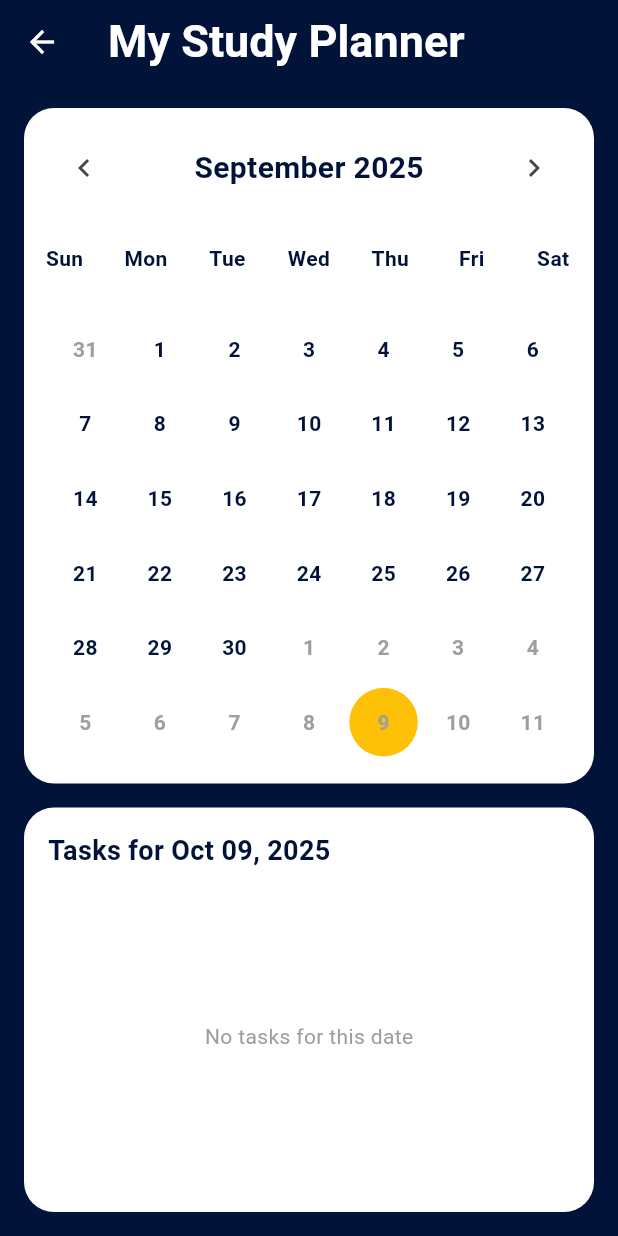
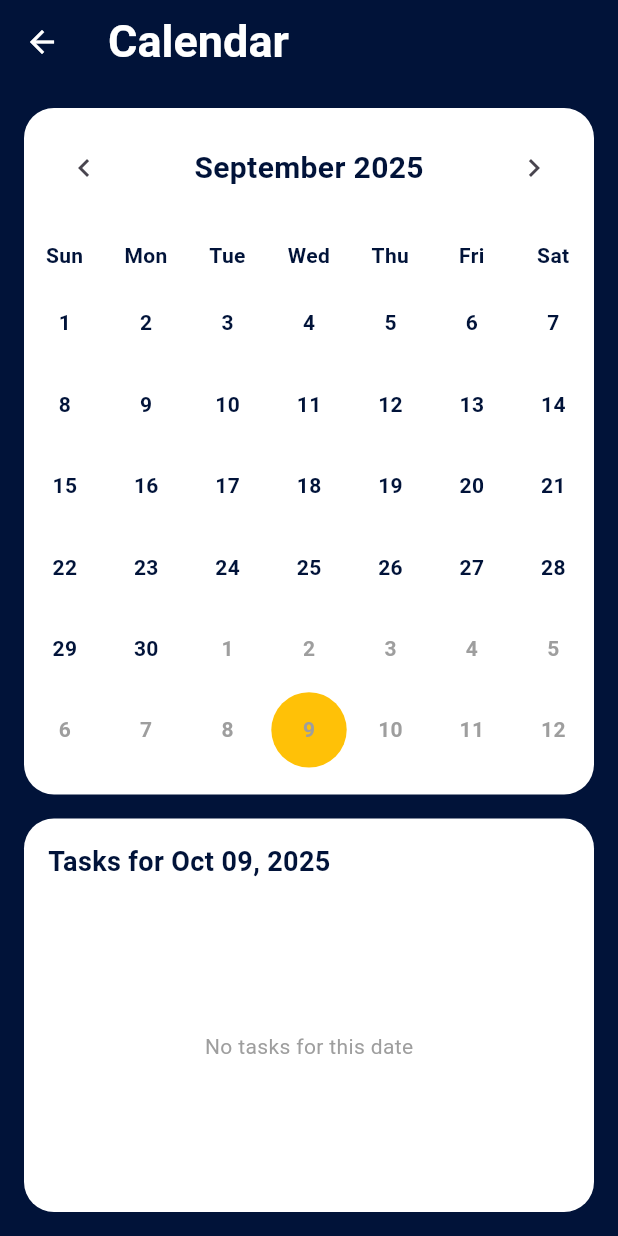
Before and after one commit to Dushimepaulette1/study_planner_app, a Flutter app: the CalendarScreen screen opened directly, after a tap on the "chevron left" icon, on a phone screen of 412 x 824 dp. Run offline on Flutter 3.47's test engine with Material 3 defaults, Android fonts, the phone set to English and light mode, and no system bars; our stand-ins replace shared_preferences; accounts and stored records are empty.

Commit message:
updated the calendar screen

```diff
--- a/lib/screens/calendar_screen.dart
+++ b/lib/screens/calendar_screen.dart
@@ -1,9 +1,8 @@
 import 'package:flutter/material.dart';
-import 'package:study_planner_app/main.dart';
-import 'package:intl/intl.dart'; // ADDED: For date formatting
-import 'package:study_planner_app/services/storage_services.dart'; // FIXED: Correct import path
-import 'package:study_planner_app/models/task.dart'; // ADDED: Import Task model
-import 'package:study_planner_app/utils/colors.dart'; // ADDED: Import colors
+import 'package:intl/intl.dart';
+import 'package:study_planner_app/models/task.dart';
+import 'package:study_planner_app/services/storage_service.dart';
+import 'package:study_planner_app/utils/colors.dart';
 
 class CalendarScreen extends StatefulWidget {
   const CalendarScreen({super.key});
@@ -13,44 +12,81 @@ class CalendarScreen extends StatefulWidget {
 }
 
 class _CalendarScreenState extends State<CalendarScreen> {
+  final StorageService _storageService = StorageService();
   DateTime _selectedDate = DateTime.now();
   DateTime _currentMonth = DateTime.now();
-  final StorageService _storageService =
-      StorageService(); // ADDED: StorageService instance
+  late Future<List<Task>> _allTasks;
+
+  @override
+  void initState() {
+    super.initState();
+    _allTasks = _storageService.loadTasks();
+  }
+
+  void _refreshTasks() {
+    setState(() {
+      _allTasks = _storageService.loadTasks();
+    });
+  }
+
+  List<DateTime> _getDaysInMonth(DateTime month) {
+    final firstDay = DateTime(month.year, month.month, 1);
+    final lastDay = DateTime(month.year, month.month + 1, 0);
+    final days = <DateTime>[];
+
+    // Add days from previous month to fill the first week
+    final firstWeekday = firstDay.weekday;
+    for (int i = firstWeekday - 1; i > 0; i--) {
+      days.add(firstDay.subtract(Duration(days: i)));
+    }
+
+    // Add days of current month
+    for (int i = 0; i < lastDay.day; i++) {
+      days.add(DateTime(month.year, month.month, i + 1));
+    }
+
+    // Add days from next month to fill the last week
+    final totalCells = 42; // 6 weeks
+    while (days.length < totalCells) {
+      days.add(days.last.add(const Duration(days: 1)));
+    }
+
+    return days;
+  }
+
+  bool _isSameDay(DateTime date1, DateTime date2) {
+    return date1.year == date2.year &&
+        date1.month == date2.month &&
+        date1.day == date2.day;
+  }
+
+  bool _hasTasksOnDate(DateTime date, List<Task> tasks) {
+    return tasks.any((task) => _isSameDay(task.dueDate, date));
+  }
 
   @override
   Widget build(BuildContext context) {
     return Scaffold(
-      backgroundColor: AppColors.primaryBackground,
       appBar: AppBar(
-        backgroundColor: AppColors.primaryBackground,
-        title: Text(
-          "My Study Planner",
-          style: TextStyle(
-            fontSize: 30.0,
-            color: Colors.white,
-            fontWeight: FontWeight.bold,
+        title: const Text(
+          'Calendar',
+          style: TextStyle(fontSize: 30, fontWeight: FontWeight.bold),
         ),
       ),
-      ),
-      body: Padding(
-        padding: const EdgeInsets.all(16.0),
-        child: Column(
+      body: Column(
         children: [
-            // CALENDAR SECTION - WHITE CONTAINER
+          // Calendar Section
           Container(
-              width: double.infinity,
+            margin: const EdgeInsets.all(16),
             decoration: BoxDecoration(
               color: Colors.white,
-                borderRadius: BorderRadius.all(
-                  Radius.circular(20.0),
-                ), // CHANGED: All corners rounded
+              borderRadius: BorderRadius.circular(20),
             ),
             child: Column(
               children: [
-                  // Month Header - CHANGED: Using DateFormat for proper month name
-                  Container(
-                    padding: EdgeInsets.all(16.0),
+                // Month Header
+                Padding(
+                  padding: const EdgeInsets.all(16),
                   child: Row(
                     mainAxisAlignment: MainAxisAlignment.spaceBetween,
                     children: [
@@ -63,13 +99,12 @@ class _CalendarScreenState extends State<CalendarScreen> {
                             );
                           });
                         },
-                          icon: Icon(Icons.chevron_left),
+                        icon: const Icon(Icons.chevron_left),
                       ),
                       Text(
-                          // CHANGED: Using DateFormat for "July 2025" format
                         DateFormat('MMMM yyyy').format(_currentMonth),
-                          style: TextStyle(
-                            fontSize: 20.0,
+                        style: const TextStyle(
+                          fontSize: 20,
                           fontWeight: FontWeight.bold,
                           color: AppColors.primaryBackground,
                         ),
@@ -83,61 +118,44 @@ class _CalendarScreenState extends State<CalendarScreen> {
                             );
                           });
                         },
-                          icon: Icon(Icons.chevron_right),
+                        icon: const Icon(Icons.chevron_right),
                       ),
                     ],
                   ),
                 ),
+                // Weekday Headers
+                const Row(
+                  children: [
+                    _WeekdayHeader('Sun'),
+                    _WeekdayHeader('Mon'),
+                    _WeekdayHeader('Tue'),
+                    _WeekdayHeader('Wed'),
+                    _WeekdayHeader('Thu'),
+                    _WeekdayHeader('Fri'),
+                    _WeekdayHeader('Sat'),
+                  ],
+                ),
+                // Calendar Grid
+                FutureBuilder<List<Task>>(
+                  future: _allTasks,
+                  builder: (context, snapshot) {
+                    final tasks = snapshot.data ?? [];
+                    final days = _getDaysInMonth(_currentMonth);
 
-                  // Weekday headers
-                  Container(
-                    padding: EdgeInsets.symmetric(vertical: 10.0),
-                    child: Row(
-                      children:
-                          ['Sun', 'Mon', 'Tue', 'Wed', 'Thu', 'Fri', 'Sat']
-                              .map(
-                                (day) => Expanded(
-                                  child: Text(
-                                    day,
-                                    textAlign: TextAlign.center,
-                                    style: TextStyle(
-                                      fontWeight: FontWeight.bold,
-                                      color: AppColors.primaryBackground,
-                                    ),
-                                  ),
-                                ),
-                              )
-                              .toList(),
-                    ),
-                  ),
-
-                  // Calendar days grid
-                  Container(
-                    padding: EdgeInsets.all(16.0),
-                    child: GridView.builder(
-                      shrinkWrap:
-                          true, // ADDED: So GridView doesn't expand infinitely
-                      physics:
-                          NeverScrollableScrollPhysics(), // ADDED: Prevent inner scrolling
-                      gridDelegate: SliverGridDelegateWithFixedCrossAxisCount(
+                    return GridView.builder(
+                      shrinkWrap: true,
+                      physics: const NeverScrollableScrollPhysics(),
+                      gridDelegate:
+                          const SliverGridDelegateWithFixedCrossAxisCount(
                             crossAxisCount: 7,
                           ),
-                      itemCount: 42, // 6 weeks
+                      itemCount: days.length,
                       itemBuilder: (context, index) {
-                        // Calculate date for each grid cell
-                        final firstDayOfMonth = DateTime(
-                          _currentMonth.year,
-                          _currentMonth.month,
-                          1,
-                        );
-                        final weekDay = firstDayOfMonth.weekday;
-                        final day = index - weekDay + 1;
-
-                        final date = DateTime(
-                          _currentMonth.year,
-                          _currentMonth.month,
-                          day,
-                        );
+                        final date = days[index];
+                        final hasTasks = _hasTasksOnDate(date, tasks);
+                        final isCurrentMonth =
+                            date.month == _currentMonth.month;
+                        final isSelected = _isSameDay(date, _selectedDate);
 
                         return GestureDetector(
                           onTap: () {
@@ -146,19 +164,27 @@ class _CalendarScreenState extends State<CalendarScreen> {
                             });
                           },
                           child: Container(
-                            margin: EdgeInsets.all(2.0),
+                            margin: const EdgeInsets.all(2),
                             decoration: BoxDecoration(
-                              color: _isSameDay(date, _selectedDate)
-                                  ? Colors.amber
+                              color: isSelected
+                                  ? AppColors.accentColor
                                   : Colors.transparent,
                               shape: BoxShape.circle,
+                              border: hasTasks && !isSelected
+                                  ? Border.all(
+                                      color: AppColors.primaryBackground,
+                                      width: 2,
+                                    )
+                                  : null,
                             ),
                             child: Center(
                               child: Text(
                                 date.day.toString(),
                                 style: TextStyle(
-                                  color: date.month == _currentMonth.month
-                                      ? AppColors.primaryBackground
+                                  color: isCurrentMonth
+                                      ? (isSelected
+                                            ? Colors.black
+                                            : AppColors.primaryBackground)
                                       : Colors.grey,
                                   fontWeight: FontWeight.bold,
                                 ),
@@ -167,45 +193,44 @@ class _CalendarScreenState extends State<CalendarScreen> {
                           ),
                         );
                       },
+                    );
+                  },
+                ),
+                const SizedBox(height: 16),
+              ],
             ),
           ),
-                ],
-              ), // END of Calendar Section Column
-            ), // END of Calendar Section Container
-            // ADDED: Space between calendar and tasks sections
-            SizedBox(height: 16.0),
-
-            // TASKS SECTION - SEPARATE WHITE CONTAINER
+          // Tasks Section
           Expanded(
             child: Container(
-                width: double.infinity,
+              margin: const EdgeInsets.fromLTRB(16, 0, 16, 16),
               decoration: BoxDecoration(
                 color: Colors.white,
-                  borderRadius: BorderRadius.all(Radius.circular(20.0)),
+                borderRadius: BorderRadius.circular(20),
               ),
               child: Padding(
-                  padding: const EdgeInsets.all(16.0),
+                padding: const EdgeInsets.all(16),
                 child: Column(
                   crossAxisAlignment: CrossAxisAlignment.start,
                   children: [
                     Text(
-                        // CHANGED: Using DateFormat for better date display
-                        "Tasks for ${DateFormat('MMM dd, yyyy').format(_selectedDate)}",
-                        style: TextStyle(
-                          fontSize: 18.0,
+                      'Tasks for ${DateFormat('MMM dd, yyyy').format(_selectedDate)}',
+                      style: const TextStyle(
+                        fontSize: 18,
                         fontWeight: FontWeight.bold,
                         color: AppColors.primaryBackground,
                       ),
                     ),
-                      SizedBox(height: 10),
-                      // This is where tasks for selected date will go
+                    const SizedBox(height: 16),
                     Expanded(
                       child: FutureBuilder<List<Task>>(
-                          future: _storageService.loadTasks(),
+                        future: _allTasks,
                         builder: (context, snapshot) {
                           if (snapshot.connectionState ==
                               ConnectionState.waiting) {
-                              return Center(child: CircularProgressIndicator());
+                            return const Center(
+                              child: CircularProgressIndicator(),
+                            );
                           }
 
                           final tasks = snapshot.data ?? [];
@@ -217,23 +242,38 @@ class _CalendarScreenState extends State<CalendarScreen> {
                               .toList();
 
                           if (dateTasks.isEmpty) {
-                              return Center(
+                            return const Center(
                               child: Text(
-                                  "No tasks for this date",
+                                'No tasks for this date',
                                 style: TextStyle(color: Colors.grey),
                               ),
                             );
                           }
 
                           return ListView.builder(
-                              shrinkWrap: true,
                             itemCount: dateTasks.length,
                             itemBuilder: (context, index) {
                               final task = dateTasks[index];
-                                return ListTile(
+                              return Card(
+                                margin: const EdgeInsets.only(bottom: 8),
+                                child: ListTile(
                                   title: Text(task.title),
                                   subtitle: Text(
-                                    DateFormat('hh:mm a').format(task.dueDate),
+                                    DateFormat('HH:mm').format(task.dueDate),
+                                  ),
+                                  trailing: IconButton(
+                                    icon: const Icon(
+                                      Icons.delete,
+                                      color: Colors.red,
+                                    ),
+                                    onPressed: () {
+                                      _storageService.deleteTask(task.id).then((
+                                        _,
+                                      ) {
+                                        _refreshTasks();
+                                      });
+                                    },
+                                  ),
                                 ),
                               );
                             },
@@ -244,17 +284,33 @@ class _CalendarScreenState extends State<CalendarScreen> {
                   ],
                 ),
               ),
-              ), // END of Tasks Section Container
-            ), // END of Expanded for Tasks Section
+            ),
+          ),
         ],
+      ),
+    );
+  }
+}
+
+class _WeekdayHeader extends StatelessWidget {
+  final String day;
+
+  const _WeekdayHeader(this.day);
+
+  @override
+  Widget build(BuildContext context) {
+    return Expanded(
+      child: Container(
+        padding: const EdgeInsets.symmetric(vertical: 8),
+        child: Text(
+          day,
+          textAlign: TextAlign.center,
+          style: const TextStyle(
+            fontWeight: FontWeight.bold,
+            color: AppColors.primaryBackground,
+          ),
         ),
       ),
     );
   }
-
-  bool _isSameDay(DateTime date1, DateTime date2) {
-    return date1.year == date2.year &&
-        date1.month == date2.month &&
-        date1.day == date2.day;
 }
-}
--- a/lib/screens/new_task_screen.dart
+++ b/lib/screens/new_task_screen.dart
@@ -1,6 +1,6 @@
 import 'package:flutter/material.dart';
 import 'package:study_planner_app/models/task.dart';
-import 'package:study_planner_app/services/storage_services.dart';
+import 'package:study_planner_app/services/storage_service.dart';
 
 class NewTaskScreen extends StatefulWidget {
   const NewTaskScreen({super.key});
```
Also changed, not shown: lib/services/storage_service.dart (renamed from lib/services/storage_services.dart). Lines whose indentation alone changed are shown as unchanged.
